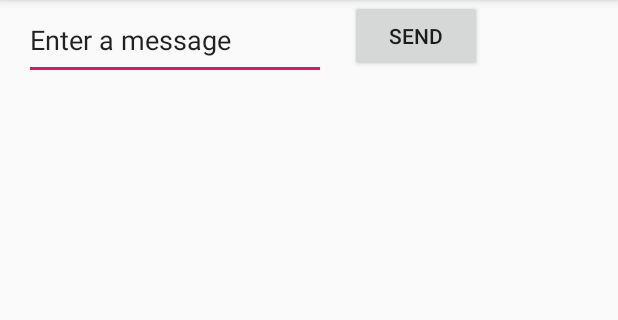
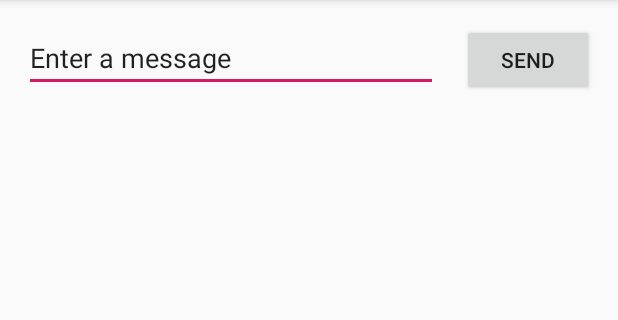
Before and after one commit to NatashaLove/CIS2323_Week14_Homework1, an Android app: the screen it shows after launch (MainActivity), on a phone screen of 412 x 824 dp, the part 84-404 px from its top. Run offline under Robolectric (Android 15) with nearby library versions, the phone set to English and light mode, and no system bars.

Commit message:
Update activity_main.xml

```diff
--- a/app/src/main/res/layout/activity_main.xml
+++ b/app/src/main/res/layout/activity_main.xml
@@ -5,27 +5,38 @@
     android:layout_width="match_parent"
     android:layout_height="match_parent"
     tools:context=".MainActivity"
-    tools:layout_editor_absoluteY="81dp">
+   >
+// tools:layout_editor_absoluteY="81dp"
 
     <EditText
         android:id="@+id/editText2"
-        android:layout_width="201dp"
-        android:layout_height="53dp"
+        android:layout_width="0dp"
+        android:layout_height="wrap_content"
         android:layout_marginStart="16dp"
         android:layout_marginLeft="16dp"
+        android:layout_marginTop="16dp"
         android:ems="10"
+        android:hint="@string/edit_message"
         android:inputType="textPersonName"
         android:text="@string/edit_message"
+        app:layout_constraintEnd_toStartOf="@+id/button"
+        app:layout_constraintHorizontal_bias="0.5"
         app:layout_constraintStart_toStartOf="parent"
-        tools:layout_editor_absoluteY="16dp" />
+        app:layout_constraintTop_toTopOf="parent" />
+
 
     <Button
         android:id="@+id/button"
-        android:layout_width="88dp"
+        android:layout_width="wrap_content"
         android:layout_height="wrap_content"
         android:layout_marginStart="16dp"
         android:layout_marginLeft="16dp"
+        android:layout_marginEnd="16dp"
+        android:layout_marginRight="16dp"
         android:text="@string/button_send"
+        app:layout_constraintBaseline_toBaselineOf="@+id/editText2"
+        app:layout_constraintEnd_toEndOf="parent"
+        app:layout_constraintHorizontal_bias="0.5"
         app:layout_constraintStart_toEndOf="@+id/editText2"
-        tools:layout_editor_absoluteY="16dp" />
+        />
 </android.support.constraint.ConstraintLayout>
```
